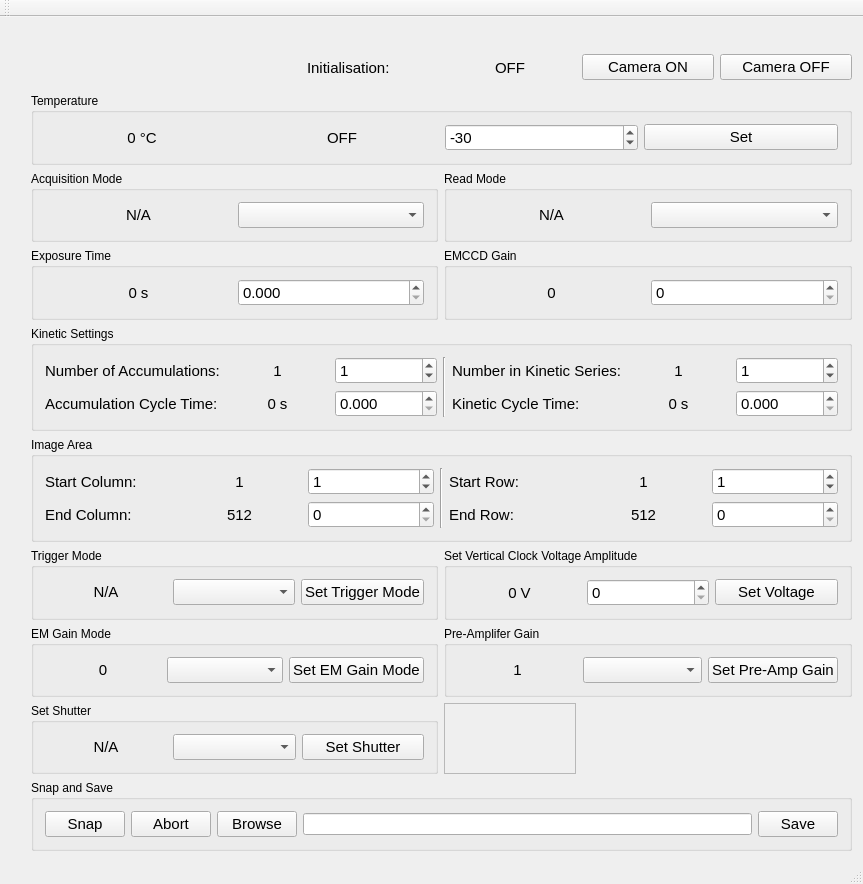
The window that cam_gui/cam_gui.ui (iontrapimperial2/XCon_Imperial_Camera_2) describes before a commit, drawn with Qt 5.
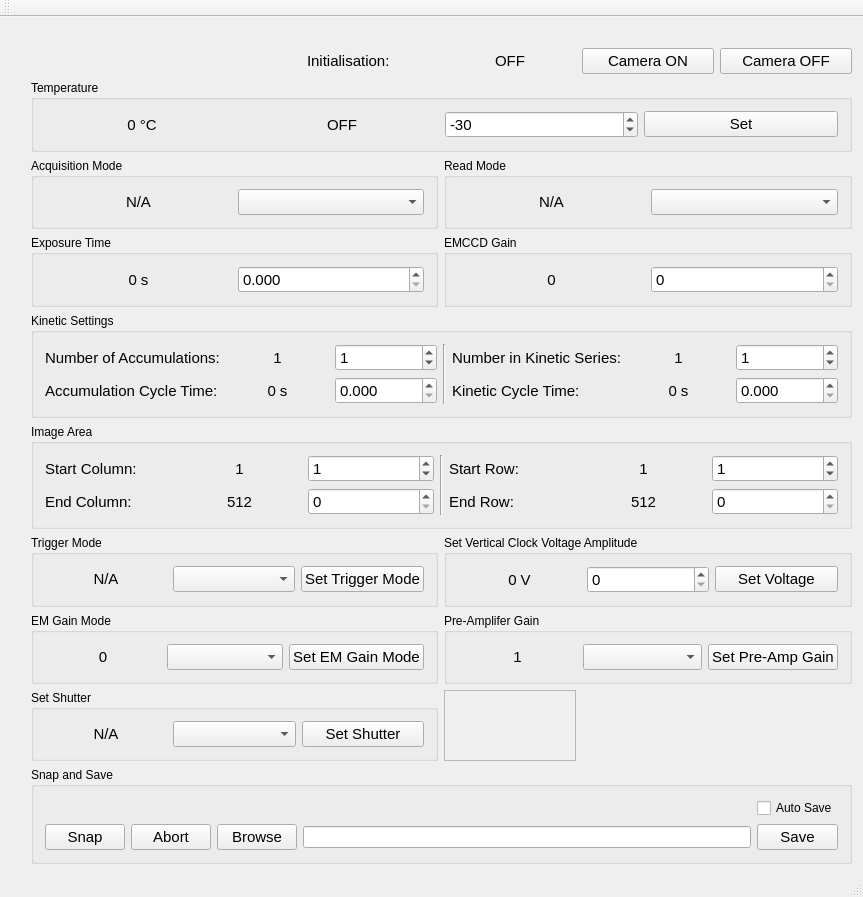
The same window after the commit.

Patch:
```diff
--- a/cam_gui/cam_gui.ui
+++ b/cam_gui/cam_gui.ui
@@ -1269,7 +1269,7 @@
          <string>Snap and Save</string>
         </property>
         <layout class="QGridLayout" name="gridLayout_29">
-         <item row="0" column="0">
+         <item row="1" column="0">
           <layout class="QGridLayout" name="gridLayout_28">
            <item row="0" column="3">
             <widget class="QPushButton" name="pushButton_Browse">
@@ -1309,10 +1309,7 @@
            </item>
           </layout>
          </item>
-         <item row="0" column="1">
-          <widget class="QLineEdit" name="lineEdit_Browse"/>
-         </item>
-         <item row="0" column="2">
+         <item row="1" column="2">
           <widget class="QPushButton" name="pushButton_Save">
            <property name="font">
             <font>
@@ -1324,6 +1321,16 @@
            </property>
           </widget>
          </item>
+         <item row="1" column="1">
+          <widget class="QLineEdit" name="lineEdit_Browse"/>
+         </item>
+         <item row="0" column="2">
+          <widget class="QCheckBox" name="checkBox_AutoSave">
+           <property name="text">
+            <string>Auto Save</string>
+           </property>
+          </widget>
+         </item>
         </layout>
        </widget>
       </item>
```
